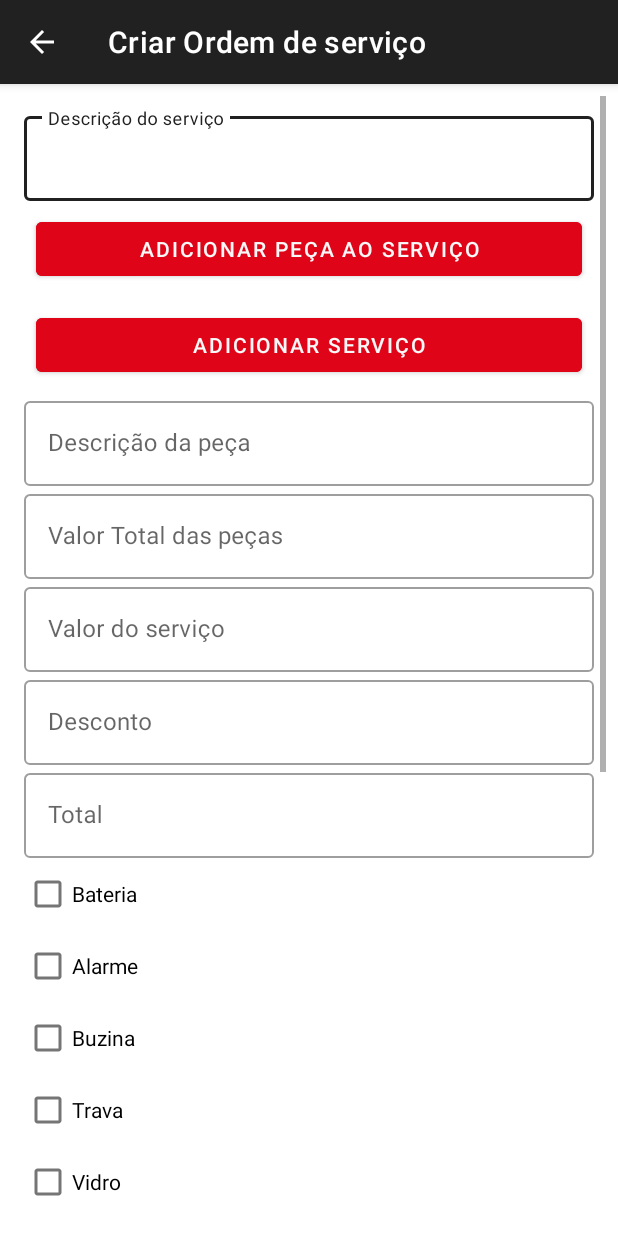
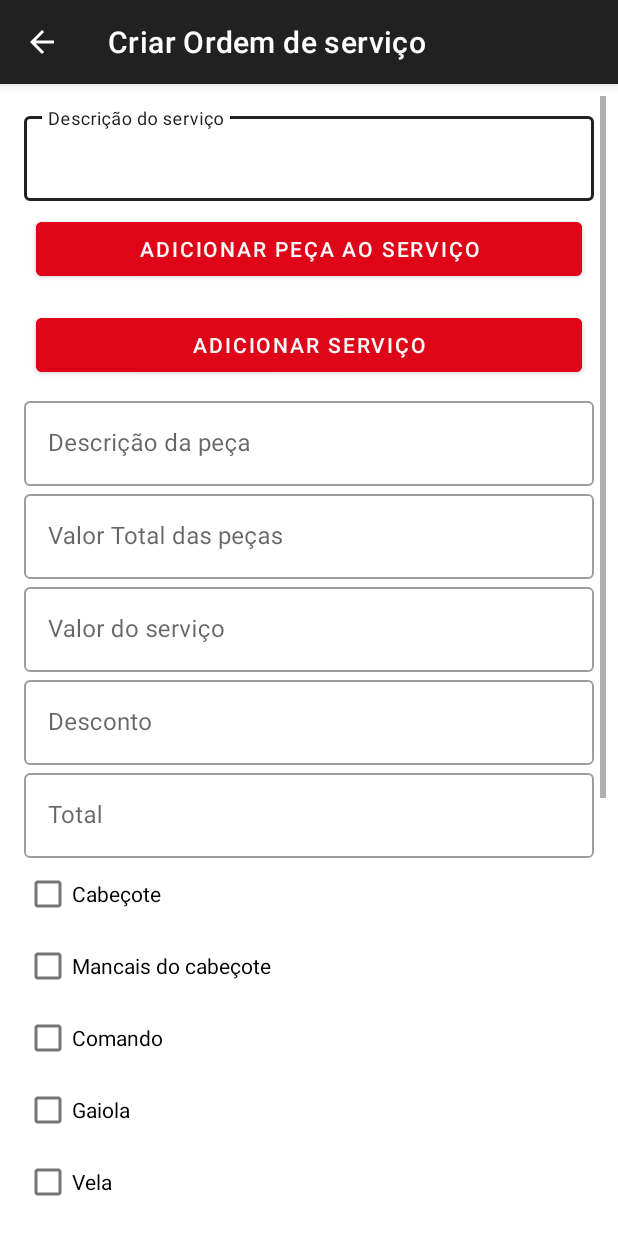
Before and after one commit to gustavodias24/MariosCar, an Android app: the OSActivity screen opened directly, with no data from a screen before it, on a phone screen of 412 x 824 dp. Run offline under Robolectric (Android 15) with nearby library versions, the phone set to English and light mode, and no system bars; our stand-ins replace Firebase (no records; nobody signed in at launch, a user with empty details on screens opened directly), Picasso; libraries missing offline, so code that uses them is left out: com.google.gson.internal; pictures from the network do not load; 1 statement that could not run was skipped.

```diff
--- a/app/build.gradle.kts
+++ b/app/build.gradle.kts
@@ -8,7 +8,7 @@ android {
     compileSdk = 34
 
     defaultConfig {
-        applicationId = "benicio.soluces.marioscar"
+        applicationId = "benicio.soluces.mardiesel"
         minSdk = 26
         targetSdk = 34
         versionCode = 1
--- a/app/src/main/java/benicio/soluces/marioscar/ClienteActivity.java
+++ b/app/src/main/java/benicio/soluces/marioscar/ClienteActivity.java
@@ -19,11 +19,12 @@ import java.util.UUID;
 import benicio.soluces.marioscar.databinding.ActivityClienteBinding;
 import benicio.soluces.marioscar.databinding.ActivityMainBinding;
 import benicio.soluces.marioscar.model.UsuarioModel;
+import benicio.soluces.marioscar.utils.DatabaseUtils;
 
 public class ClienteActivity extends AppCompatActivity {
 
     private ActivityClienteBinding mainBinding;
-    private DatabaseReference refClientes = FirebaseDatabase.getInstance().getReference().getRef().child("clientes");
+    private DatabaseReference refClientes = FirebaseDatabase.getInstance().getReference().getRef().child(DatabaseUtils.CLIENTES_DB);
 
     @Override
     protected void onCreate(Bundle savedInstanceState) {
--- a/app/src/main/java/benicio/soluces/marioscar/ConsultaPlacaActivity.java
+++ b/app/src/main/java/benicio/soluces/marioscar/ConsultaPlacaActivity.java
@@ -26,10 +26,11 @@ import benicio.soluces.marioscar.adapters.AdapterOS;
 import benicio.soluces.marioscar.databinding.ActivityConsultaPlacaBinding;
 import benicio.soluces.marioscar.databinding.ActivityMainBinding;
 import benicio.soluces.marioscar.model.OSModel;
+import benicio.soluces.marioscar.utils.DatabaseUtils;
 
 public class ConsultaPlacaActivity extends AppCompatActivity {
 
-    private DatabaseReference refOs = FirebaseDatabase.getInstance().getReference().getRef().child("os");
+    private DatabaseReference refOs = FirebaseDatabase.getInstance().getReference().getRef().child(DatabaseUtils.OS_DB);
     private ActivityConsultaPlacaBinding mainBinding;
     private List<OSModel> oss = new ArrayList<>();
     private RecyclerView r;
--- a/app/src/main/java/benicio/soluces/marioscar/ExibicaoActivity.java
+++ b/app/src/main/java/benicio/soluces/marioscar/ExibicaoActivity.java
@@ -27,12 +27,13 @@ import benicio.soluces.marioscar.databinding.ActivityClienteBinding;
 import benicio.soluces.marioscar.databinding.ActivityExibicaoBinding;
 import benicio.soluces.marioscar.model.OSModel;
 import benicio.soluces.marioscar.model.UsuarioModel;
+import benicio.soluces.marioscar.utils.DatabaseUtils;
 
 public class ExibicaoActivity extends AppCompatActivity {
 
     private ActivityExibicaoBinding mainBinding;
-    private DatabaseReference refOs = FirebaseDatabase.getInstance().getReference().getRef().child("os");
-    private DatabaseReference refClientes = FirebaseDatabase.getInstance().getReference().getRef().child("clientes");
+    private DatabaseReference refOs = FirebaseDatabase.getInstance().getReference().getRef().child(DatabaseUtils.OS_DB);
+    private DatabaseReference refClientes = FirebaseDatabase.getInstance().getReference().getRef().child(DatabaseUtils.CLIENTES_DB);
     private Bundle b;
     private RecyclerView r;
     AdapterOS adapterOS;
--- a/app/src/main/java/benicio/soluces/marioscar/ExibidorDeOSActivity.java
+++ b/app/src/main/java/benicio/soluces/marioscar/ExibidorDeOSActivity.java
@@ -25,10 +25,11 @@ import benicio.soluces.marioscar.adapters.AdapterOS;
 import benicio.soluces.marioscar.databinding.ActivityExibidorDeOsactivityBinding;
 import benicio.soluces.marioscar.databinding.ActivitySelecaoVeiculoClienteBinding;
 import benicio.soluces.marioscar.model.OSModel;
+import benicio.soluces.marioscar.utils.DatabaseUtils;
 
 public class ExibidorDeOSActivity extends AppCompatActivity {
 
-    private DatabaseReference refOs = FirebaseDatabase.getInstance().getReference().getRef().child("os");
+    private DatabaseReference refOs = FirebaseDatabase.getInstance().getReference().getRef().child(DatabaseUtils.OS_DB);
     private ActivityExibidorDeOsactivityBinding mainBinding;
     private Bundle bundle;
     List<OSModel> listaOs = new ArrayList<>();
--- a/app/src/main/java/benicio/soluces/marioscar/OSActivity.java
+++ b/app/src/main/java/benicio/soluces/marioscar/OSActivity.java
@@ -53,6 +53,7 @@ import benicio.soluces.marioscar.model.OSModel;
 import benicio.soluces.marioscar.model.ResponseIngurModel;
 import benicio.soluces.marioscar.model.UsuarioModel;
 import benicio.soluces.marioscar.model.VeiculoModel;
+import benicio.soluces.marioscar.utils.DatabaseUtils;
 import benicio.soluces.marioscar.utils.ImageUtils;
 import benicio.soluces.marioscar.utils.RetrofitUtils;
 import benicio.soluces.marioscar.services.ServiceIngur;
@@ -65,9 +66,9 @@ import retrofit2.Response;
 import retrofit2.Retrofit;
 
 public class OSActivity extends AppCompatActivity {
-    private DatabaseReference refClientes = FirebaseDatabase.getInstance().getReference().getRef().child("clientes");
-    private DatabaseReference refVeiculos = FirebaseDatabase.getInstance().getReference().getRef().child("veiculos");
-    private DatabaseReference refOs = FirebaseDatabase.getInstance().getReference().getRef().child("os");
+    private DatabaseReference refClientes = FirebaseDatabase.getInstance().getReference().getRef().child(DatabaseUtils.CLIENTES_DB);
+    private DatabaseReference refVeiculos = FirebaseDatabase.getInstance().getReference().getRef().child(DatabaseUtils.VEICULOS_DB);
+    private DatabaseReference refOs = FirebaseDatabase.getInstance().getReference().getRef().child(DatabaseUtils.OS_DB);
 
     private Dialog  dialogSelecionarFoto;
     private static final int REQUEST_IMAGE_CAPTURE = 1;
@@ -129,17 +130,16 @@ public class OSActivity extends AppCompatActivity {
                     itens.addAll(os.getItens());
                     adapterItens.notifyDataSetChanged();
 
-                    mainBinding.bateria.setChecked(os.getBateria());
-                    mainBinding.alarme.setChecked(os.getAlarme());
-                    mainBinding.buzina.setChecked(os.getBuzina());
-                    mainBinding.trava.setChecked(os.getTrava());
-                    mainBinding.vidro.setChecked(os.getVidro());
-                    mainBinding.tapete.setChecked(os.getTapete());
-                    mainBinding.chaveRoda.setChecked(os.getChaveRoda());
-                    mainBinding.macaco.setChecked(os.getMacaco());
-                    mainBinding.triangulo.setChecked(os.getTriangulo());
-                    mainBinding.extintor.setChecked(os.getExtintor());
-                    mainBinding.som.setChecked(os.getSom());
+                    mainBinding.cabecote.setChecked(os.getCabecote());
+                    mainBinding.mancaisCabecote.setChecked(os.getMancaisCabecote());
+                    mainBinding.comando.setChecked(os.getComando());
+                    mainBinding.gaiola.setChecked(os.getGaiola());
+                    mainBinding.vela.setChecked(os.getVela());
+                    mainBinding.bloco.setChecked(os.getBloco());
+                    mainBinding.mancaisBloco.setChecked(os.getMancaisBloco());
+                    mainBinding.virabrequim.setChecked(os.getVirabrequim());
+                    mainBinding.biela.setChecked(os.getBiela());
+                    mainBinding.motoMontado.setChecked(os.getMotorMontado());
                 }else{
                     Toast.makeText(OSActivity.this, "Erro de conexão!", Toast.LENGTH_SHORT).show();
                     finish();
@@ -204,31 +204,34 @@ public class OSActivity extends AppCompatActivity {
                             VeiculoModel veiculo = task1.getResult().getValue(VeiculoModel.class);
                             refOs.child(id).setValue(
                                     new OSModel(
-                                            veiculo,
-                                            cliente,
+                                            id,
+                                            idCarro,
                                             idCliente,
+                                            placaCarro,
+                                            descricao,
+                                            descricaoPeca,
+                                            total,
+                                            valorService,
+                                            desconto,
+                                            total,
+                                            obs,
+                                            valorTotalPecas,
+                                            imagesLink,
+                                            itens,
                                             servicos,
                                             padWithZeros(numeroOs+"" , 6),
                                             dateFormat.format(currentDate),
-                                            itens,
-                                            valorTotalPecas,
-                                            placaCarro,
-                                            id,
-                                            idCarro,
-                                            descricao, descricaoPeca,
-                                            total, valorService, desconto, total, obs,
-                                            imagesLink,
-                                            mainBinding.bateria.isChecked(),
-                                            mainBinding.alarme.isChecked(),
-                                            mainBinding.buzina.isChecked(),
-                                            mainBinding.trava.isChecked(),
-                                            mainBinding.vidro.isChecked(),
-                                            mainBinding.tapete.isChecked(),
-                                            mainBinding.chaveRoda.isChecked(),
-                                            mainBinding.macaco.isChecked(),
-                                            mainBinding.triangulo.isChecked(),
-                                            mainBinding.extintor.isChecked(),
-                                            mainBinding.som.isChecked()
+                                            mainBinding.cabecote.isChecked(),
+                                            mainBinding.mancaisCabecote.isChecked(),
+                                            mainBinding.comando.isChecked(),
+                                            mainBinding.gaiola.isChecked(),
+                                            mainBinding.vela.isChecked(),
+                                            mainBinding.bloco.isChecked(),
+                                            mainBinding.mancaisBloco.isChecked(),
+                                            mainBinding.virabrequim.isChecked(),
+                                            mainBinding.biela.isChecked(),
+                                            mainBinding.motoMontado.isChecked(),veiculo,
+                                            cliente
                                     )
                             ).addOnCompleteListener(task2 -> {
                                 if ( task.isSuccessful() ){
--- a/app/src/main/java/benicio/soluces/marioscar/SelecaoClienteActivity.java
+++ b/app/src/main/java/benicio/soluces/marioscar/SelecaoClienteActivity.java
@@ -23,11 +23,12 @@ import benicio.soluces.marioscar.adapters.AdapterCliente;
 import benicio.soluces.marioscar.databinding.ActivityClienteBinding;
 import benicio.soluces.marioscar.databinding.ActivitySelecaoClienteBinding;
 import benicio.soluces.marioscar.model.UsuarioModel;
+import benicio.soluces.marioscar.utils.DatabaseUtils;
 
 public class SelecaoClienteActivity extends AppCompatActivity {
 
     private ActivitySelecaoClienteBinding mainBinding ;
-    private DatabaseReference refClientes = FirebaseDatabase.getInstance().getReference().getRef().child("clientes");
+    private DatabaseReference refClientes = FirebaseDatabase.getInstance().getReference().getRef().child(DatabaseUtils.CLIENTES_DB);
 
     AdapterCliente adapterCliente;
     List<UsuarioModel> clientes = new ArrayList<>();
--- a/app/src/main/java/benicio/soluces/marioscar/SelecaoVeiculoClienteActivity.java
+++ b/app/src/main/java/benicio/soluces/marioscar/SelecaoVeiculoClienteActivity.java
@@ -27,6 +27,7 @@ import benicio.soluces.marioscar.adapters.AdapterVeiculo;
 import benicio.soluces.marioscar.databinding.ActivitySelecaoVeiculoClienteBinding;
 import benicio.soluces.marioscar.model.UsuarioModel;
 import benicio.soluces.marioscar.model.VeiculoModel;
+import benicio.soluces.marioscar.utils.DatabaseUtils;
 
 public class SelecaoVeiculoClienteActivity extends AppCompatActivity {
 
@@ -36,8 +37,8 @@ public class SelecaoVeiculoClienteActivity extends AppCompatActivity {
     private RecyclerView r;
     AdapterVeiculo adapterVeiculo;
     private List<VeiculoModel> veiculos = new ArrayList<>();
-    private DatabaseReference refVeiculos = FirebaseDatabase.getInstance().getReference().getRef().child("veiculos");
-    private DatabaseReference refClientes = FirebaseDatabase.getInstance().getReference().getRef().child("clientes");
+    private DatabaseReference refVeiculos = FirebaseDatabase.getInstance().getReference().getRef().child(DatabaseUtils.VEICULOS_DB);
+    private DatabaseReference refClientes = FirebaseDatabase.getInstance().getReference().getRef().child(DatabaseUtils.CLIENTES_DB);
     @Override
     protected void onCreate(Bundle savedInstanceState) {
         super.onCreate(savedInstanceState);
--- a/app/src/main/java/benicio/soluces/marioscar/VeiculoActivity.java
+++ b/app/src/main/java/benicio/soluces/marioscar/VeiculoActivity.java
@@ -18,10 +18,11 @@ import java.util.UUID;
 import benicio.soluces.marioscar.databinding.ActivitySelecaoClienteBinding;
 import benicio.soluces.marioscar.databinding.ActivityVeiculoBinding;
 import benicio.soluces.marioscar.model.VeiculoModel;
+import benicio.soluces.marioscar.utils.DatabaseUtils;
 
 public class VeiculoActivity extends AppCompatActivity {
 
-    private DatabaseReference refVeiculos = FirebaseDatabase.getInstance().getReference().getRef().child("veiculos");
+    private DatabaseReference refVeiculos = FirebaseDatabase.getInstance().getReference().getRef().child(DatabaseUtils.VEICULOS_DB);
     private ActivityVeiculoBinding mainBinding;
     private Bundle b;
     @Override
--- a/app/src/main/java/benicio/soluces/marioscar/adapters/AdapterOS.java
+++ b/app/src/main/java/benicio/soluces/marioscar/adapters/AdapterOS.java
@@ -282,7 +282,7 @@ public class AdapterOS extends RecyclerView.Adapter<AdapterOS.MyViewHolder> {
             File file = new File(kaizenProjetosDir, nomeArquivo);
             try {
                 pdfDocument.writeTo(new FileOutputStream(file));
-                Toast.makeText(a, "PDF salvo em Documents/MARIOSCAR", Toast.LENGTH_SHORT).show();
+                Toast.makeText(a, "PDF salvo em Documents/MARDIESEL", Toast.LENGTH_SHORT).show();
             } catch (IOException e) {
                 AlertDialog.Builder b = new AlertDialog.Builder(a);
                 b.setTitle("Aviso");
--- a/app/src/main/res/layout/activity_osactivity.xml
+++ b/app/src/main/res/layout/activity_osactivity.xml
@@ -127,70 +127,65 @@
         </com.google.android.material.textfield.TextInputLayout>
 
         <CheckBox
-            android:id="@+id/bateria"
+            android:id="@+id/cabecote"
             android:layout_width="match_parent"
             android:layout_height="wrap_content"
-            android:text="Bateria" />
+            android:text="Cabeçote" />
 
         <CheckBox
-            android:id="@+id/alarme"
+            android:id="@+id/mancaisCabecote"
             android:layout_width="match_parent"
             android:layout_height="wrap_content"
-            android:text="Alarme" />
+            android:text="Mancais do cabeçote" />
 
         <CheckBox
-            android:id="@+id/buzina"
+            android:id="@+id/comando"
             android:layout_width="match_parent"
             android:layout_height="wrap_content"
-            android:text="Buzina" />
+            android:text="Comando" />
 
         <CheckBox
-            android:id="@+id/trava"
+            android:id="@+id/gaiola"
             android:layout_width="match_parent"
             android:layout_height="wrap_content"
-            android:text="Trava" />
+            android:text="Gaiola" />
 
         <CheckBox
-            android:id="@+id/vidro"
+            android:id="@+id/vela"
             android:layout_width="match_parent"
             android:layout_height="wrap_content"
-            android:text="Vidro" />
+            android:text="Vela" />
 
         <CheckBox
-            android:id="@+id/tapete"
+            android:id="@+id/bloco"
             android:layout_width="match_parent"
             android:layout_height="wrap_content"
-            android:text="Tapete" />
+            android:text="Bloco" />
 
         <CheckBox
-            android:id="@+id/chaveRoda"
+            android:id="@+id/mancaisBloco"
             android:layout_width="match_parent"
             android:layout_height="wrap_content"
-            android:text="Chave de roda" />
+            android:text="Mancais do bloco" />
 
         <CheckBox
-            android:id="@+id/macaco"
+            android:id="@+id/virabrequim"
             android:layout_width="match_parent"
             android:layout_height="wrap_content"
-            android:text="Macaco" />
+            android:text="Virabrequim" />
 
         <CheckBox
-            android:id="@+id/triangulo"
+            android:id="@+id/biela"
             android:layout_width="match_parent"
             android:layout_height="wrap_content"
-            android:text="Triângulo" />
+            android:text="Biela" />
 
         <CheckBox
-            android:id="@+id/extintor"
+            android:id="@+id/motoMontado"
             android:layout_width="match_parent"
             android:layout_height="wrap_content"
-            android:text="Extintor" />
+            android:text="Motor montado" />
 
-        <CheckBox
-            android:id="@+id/som"
-            android:layout_width="match_parent"
-            android:layout_height="wrap_content"
-            android:text="Som" />
 
         <com.google.android.material.textfield.TextInputLayout
             android:id="@+id/obs_field"
```
Also changed, not shown: app/src/main/AndroidManifest.xml (+5 -3 lines), app/src/main/java/benicio/soluces/marioscar/model/OSModel.java (+71 -82 lines), app/src/main/java/benicio/soluces/marioscar/utils/DatabaseUtils.java (added, +9 -0 lines), 1 other file.
